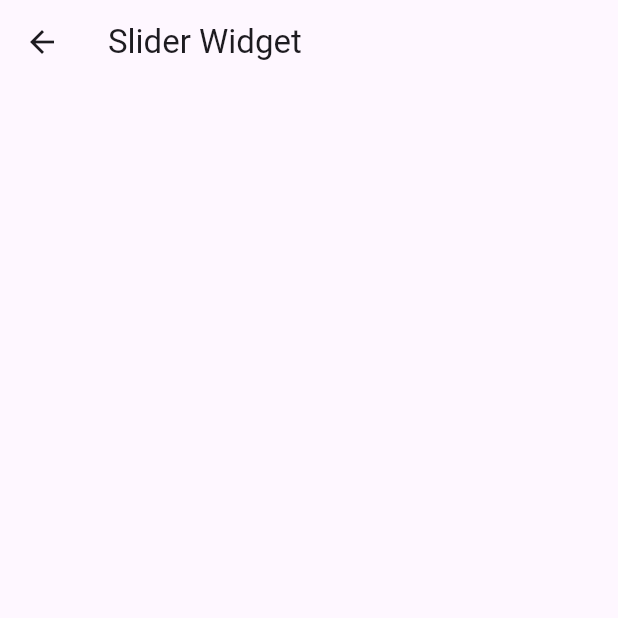
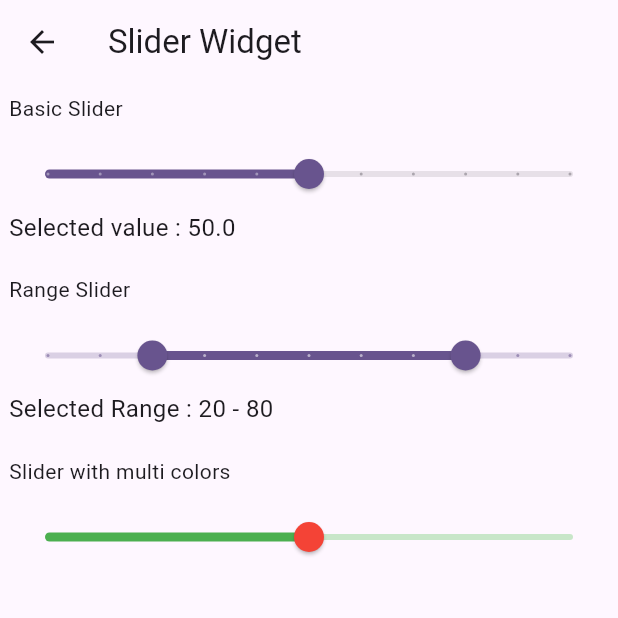
Before and after one commit to bharath914/flutterplayground, a Flutter app: the SliderWidgetScreen screen opened directly, on a phone screen of 412 x 824 dp, the top half of it. Run offline on Flutter 3.47's test engine with Material 3 defaults, Android fonts, the phone set to English and light mode, and no system bars.

Commit message:
Added Slider

```diff
--- a/lib/widgets/slider.dart
+++ b/lib/widgets/slider.dart
@@ -8,12 +8,91 @@ class SliderWidgetScreen extends StatefulWidget {
 }
 
 class _SliderWidgetScreenState extends State<SliderWidgetScreen> {
+  double _currentValue = 50;
+  RangeValues _currentRangeValues = RangeValues(20, 80);
+
   @override
   Widget build(BuildContext context) {
     return Scaffold(
       appBar: AppBar(
         title: const Text('Slider Widget'),
       ),
+      body: SingleChildScrollView(
+        padding: EdgeInsets.all(6),
+        child: Column(
+          crossAxisAlignment: CrossAxisAlignment.start,
+          children: [
+            Text('Basic Slider'),
+            SizedBox(
+              height: 10,
+            ),
+            Slider(
+              value: _currentValue,
+              onChanged: (value) {
+                setState(() {
+                  _currentValue = value;
+                });
+              },
+              min: 0,
+              max: 100,
+              divisions: 10,
+              label: _currentValue.round().toString(),
+            ),
+            Text(
+              'Selected value : ${_currentValue.toStringAsFixed(1)}',
+              style: TextStyle(fontSize: 16),
+            ),
+            SizedBox(
+              height: 20,
+            ),
+            Text(
+              'Range Slider ',
+            ),
+            SizedBox(
+              height: 10,
+            ),
+            RangeSlider(
+              values: _currentRangeValues,
+              min: 0,
+              max: 100,
+              divisions: 10,
+              labels: RangeLabels(_currentRangeValues.start.round().toString(),
+                  _currentRangeValues.end.round().toString()),
+              onChanged: (values) {
+                setState(() {
+                  _currentRangeValues = values;
+                });
+              },
+            ),
+            Text(
+              'Selected Range : ${_currentRangeValues.start.round()} - ${_currentRangeValues.end.round()}',
+              style: TextStyle(fontSize: 16),
+            ),
+            SizedBox(
+              height: 20,
+            ),
+            Text('Slider with multi colors'),
+            SizedBox(
+              height: 10,
+            ),
+            Slider(
+              value: _currentValue,
+              onChanged: (value) {
+                setState(() {
+                  _currentValue = value;
+                });
+              },
+              min: 0,
+              max: 100,
+              activeColor: Colors.green,
+              inactiveColor: Colors.green[100],
+              thumbColor: Colors.red,
+              label: _currentValue.round().toString(),
+
+            )
+          ],
+        ),
+      ),
     );
   }
 }
```
